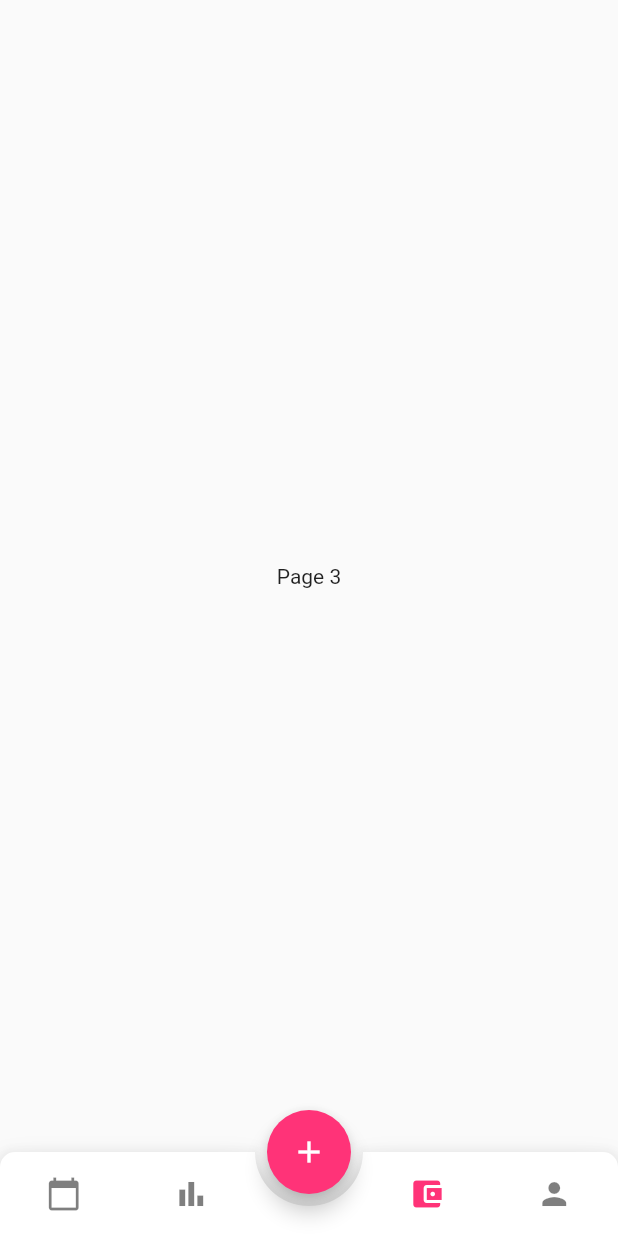
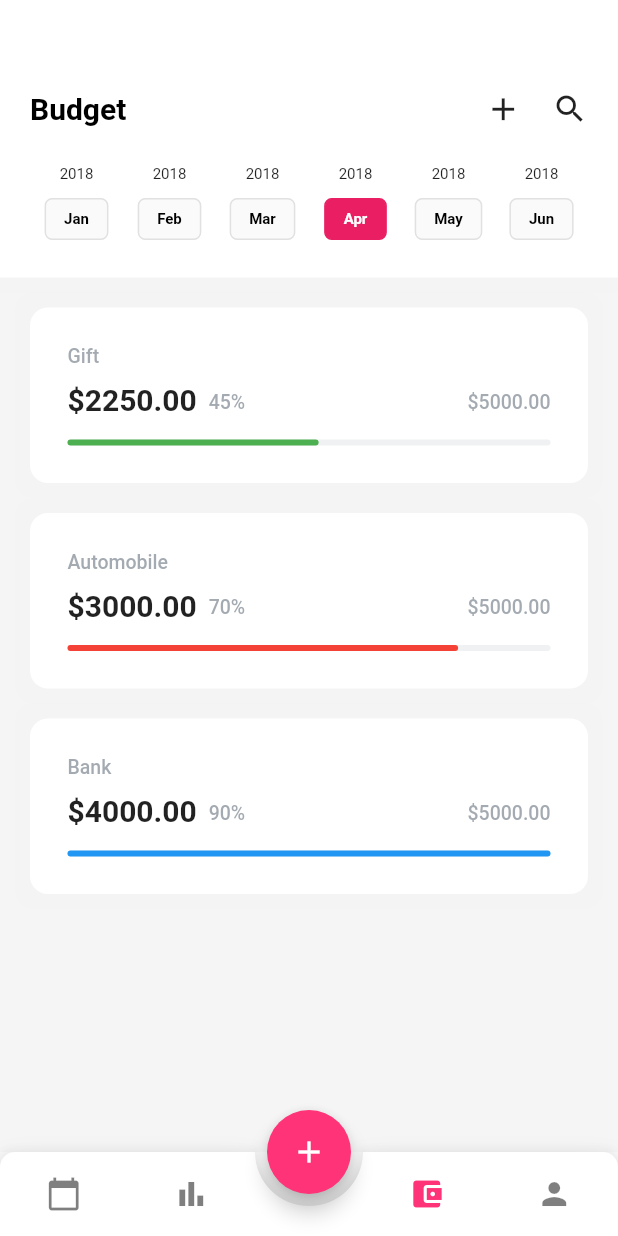
Before and after one commit to SivakaminathanMuthusamy/budget_tracker_ui, a Flutter app: the screen it shows after launch, item 3 of the bottom bar chosen, on a phone screen of 412 x 824 dp. Run offline on Flutter 3.47's test engine with Material 2 defaults, Android fonts, the phone set to English and light mode, and no system bars; drawn by our look-alikes of animated_bottom_navigation_bar; our stand-ins replace fl_chart, font_awesome_flutter, percent_indicator.

Commit message:
Final App

```diff
--- /dev/null
+++ b/lib/pages/budget_page.dart
@@ -0,0 +1,260 @@
+import 'package:flutter/material.dart';
+
+class BudgetPage extends StatefulWidget {
+  @override
+  _BudgetPageState createState() => _BudgetPageState();
+}
+
+class _BudgetPageState extends State<BudgetPage> {
+  int activeDay = 3;
+  List budget_json = [
+    {
+      "name": "Gift",
+      "price": "\$2250.00",
+      "label_percentage": "45%",
+      "percentage": 0.45,
+      "color": Colors.green,
+    },
+    {
+      "name": "Automobile",
+      "price": "\$3000.00",
+      "label_percentage": "70%",
+      "percentage": 0.7,
+      "color": Colors.red,
+    },
+    {
+      "name": "Bank",
+      "price": "\$4000.00",
+      "label_percentage": "90%",
+      "percentage": 0.9,
+      "color": Colors.blue,
+    }
+  ];
+  List months = [
+    {"label": "2018", "day": "Jan"},
+    {"label": "2018", "day": "Feb"},
+    {"label": "2018", "day": "Mar"},
+    {"label": "2018", "day": "Apr"},
+    {"label": "2018", "day": "May"},
+    {"label": "2018", "day": "Jun"},
+  ];
+  @override
+  Widget build(BuildContext context) {
+    return Scaffold(
+      backgroundColor: Colors.grey.withOpacity(0.05),
+      body: getBody(),
+    );
+  }
+
+  Widget getBody() {
+    var size = MediaQuery.of(context).size;
+
+    return SingleChildScrollView(
+      child: Column(
+        children: [
+          Container(
+            decoration: BoxDecoration(color: Colors.white, boxShadow: [
+              BoxShadow(
+                color: Colors.grey.withOpacity(0.01),
+                spreadRadius: 10,
+                blurRadius: 3,
+                // changes position of shadow
+              ),
+            ]),
+            child: Padding(
+              padding: const EdgeInsets.only(
+                  top: 60, right: 20, left: 20, bottom: 25),
+              child: Column(
+                children: [
+                  Row(
+                    mainAxisAlignment: MainAxisAlignment.spaceBetween,
+                    children: [
+                      Text(
+                        "Budget",
+                        style: TextStyle(
+                            fontSize: 20,
+                            fontWeight: FontWeight.bold,
+                            color: Colors.black),
+                      ),
+                      Row(
+                        children: [
+                          Icon(
+                            Icons.add,
+                            size: 25,
+                          ),
+                          SizedBox(
+                            width: 20,
+                          ),
+                          Icon(Icons.search)
+                        ],
+                      )
+                    ],
+                  ),
+                  SizedBox(
+                    height: 25,
+                  ),
+                  Row(
+                      crossAxisAlignment: CrossAxisAlignment.start,
+                      children: List.generate(months.length, (index) {
+                        return GestureDetector(
+                          onTap: () {
+                            setState(() {
+                              activeDay = index;
+                            });
+                          },
+                          child: Container(
+                            width: (MediaQuery.of(context).size.width - 40) / 6,
+                            child: Column(
+                              children: [
+                                Text(
+                                  months[index]['label'],
+                                  style: TextStyle(fontSize: 10),
+                                ),
+                                SizedBox(
+                                  height: 10,
+                                ),
+                                Container(
+                                  decoration: BoxDecoration(
+                                      color: activeDay == index
+                                          ? Colors.pink
+                                          : Colors.black.withOpacity(0.02),
+                                      borderRadius: BorderRadius.circular(5),
+                                      border: Border.all(
+                                          color: activeDay == index
+                                              ? Colors.pink
+                                              : Colors.black.withOpacity(0.1))),
+                                  child: Padding(
+                                    padding: const EdgeInsets.only(
+                                        left: 12, right: 12, top: 7, bottom: 7),
+                                    child: Text(
+                                      months[index]['day'],
+                                      style: TextStyle(
+                                          fontSize: 10,
+                                          fontWeight: FontWeight.w600,
+                                          color: activeDay == index
+                                              ? Colors.white
+                                              : Colors.black),
+                                    ),
+                                  ),
+                                )
+                              ],
+                            ),
+                          ),
+                        );
+                      }))
+                ],
+              ),
+            ),
+          ),
+          SizedBox(
+            height: 20,
+          ),
+          Padding(
+            padding: const EdgeInsets.only(left: 20, right: 20),
+            child: Column(
+                children: List.generate(budget_json.length, (index) {
+              return Padding(
+                padding: const EdgeInsets.only(bottom: 20),
+                child: Container(
+                  width: double.infinity,
+                  decoration: BoxDecoration(
+                      color: Colors.white,
+                      borderRadius: BorderRadius.circular(12),
+                      boxShadow: [
+                        BoxShadow(
+                          color: Colors.grey.withOpacity(0.01),
+                          spreadRadius: 10,
+                          blurRadius: 3,
+                          // changes position of shadow
+                        ),
+                      ]),
+                  child: Padding(
+                    padding: EdgeInsets.only(
+                        left: 25, right: 25, bottom: 25, top: 25),
+                    child: Column(
+                      crossAxisAlignment: CrossAxisAlignment.start,
+                      children: [
+                        Text(
+                          budget_json[index]['name'],
+                          style: TextStyle(
+                              fontWeight: FontWeight.w500,
+                              fontSize: 13,
+                              color: Color(0xff67727d).withOpacity(0.6)),
+                        ),
+                        SizedBox(
+                          height: 10,
+                        ),
+                        Row(
+                          mainAxisAlignment: MainAxisAlignment.spaceBetween,
+                          children: [
+                            Row(
+                              children: [
+                                Text(
+                                  budget_json[index]['price'],
+                                  style: TextStyle(
+                                    fontWeight: FontWeight.bold,
+                                    fontSize: 20,
+                                  ),
+                                ),
+                                SizedBox(
+                                  width: 8,
+                                ),
+                                Padding(
+                                  padding: const EdgeInsets.only(top: 3),
+                                  child: Text(
+                                    budget_json[index]['label_percentage'],
+                                    style: TextStyle(
+                                        fontWeight: FontWeight.w500,
+                                        fontSize: 13,
+                                        color:
+                                            Color(0xff67727d).withOpacity(0.6)),
+                                  ),
+                                ),
+                              ],
+                            ),
+                            Padding(
+                              padding: const EdgeInsets.only(top: 3),
+                              child: Text(
+                                "\$5000.00",
+                                style: TextStyle(
+                                    fontWeight: FontWeight.w500,
+                                    fontSize: 13,
+                                    color: Color(0xff67727d).withOpacity(0.6)),
+                              ),
+                            ),
+                          ],
+                        ),
+                        SizedBox(
+                          height: 15,
+                        ),
+                        Stack(
+                          children: [
+                            Container(
+                              width: (size.width - 40),
+                              height: 4,
+                              decoration: BoxDecoration(
+                                  borderRadius: BorderRadius.circular(5),
+                                  color: Color(0xff67727d).withOpacity(0.1)),
+                            ),
+                            Container(
+                              width: (size.width - 40) *
+                                  budget_json[index]['percentage'],
+                              height: 4,
+                              decoration: BoxDecoration(
+                                  borderRadius: BorderRadius.circular(5),
+                                  color: budget_json[index]['color']),
+                            ),
+                          ],
+                        )
+                      ],
+                    ),
+                  ),
+                ),
+              );
+            })),
+          )
+        ],
+      ),
+    );
+  }
+}
--- a/lib/screens/home_screen.dart
+++ b/lib/screens/home_screen.dart
@@ -1,5 +1,7 @@
+import 'package:budget_tracker_app/pages/budget_page.dart';
 import 'package:budget_tracker_app/pages/create_budget_page.dart';
 import 'package:budget_tracker_app/pages/daily_page.dart';
+import 'package:budget_tracker_app/pages/profile_page.dart';
 import 'package:budget_tracker_app/pages/stats_page.dart';
 import 'package:flutter/material.dart';
 import 'package:animated_bottom_navigation_bar/animated_bottom_navigation_bar.dart';
@@ -19,12 +21,8 @@ class _HomeScreenState extends State<HomeScreen> {
         children: [
           DailyPage(),
           StatsPage(),
-          Center(
-            child: Text('Page 3'),
-          ),
-          Center(
-            child: Text('Page 4'),
-          ),
+          BudgetPage(),
+          ProfilePage(),
         ],
       ),
       floatingActionButton: FloatingActionButton(
--- a/pubspec.yaml
+++ b/pubspec.yaml
@@ -31,6 +31,7 @@ dependencies:
   animated_bottom_navigation_bar: ^0.2.1
   fl_chart: ^0.12.2
   font_awesome_flutter: ^8.11.0
+  percent_indicator: "^2.1.7+2"
 
 dev_dependencies:
   flutter_test:
```
Also changed, not shown: lib/pages/profile_page.dart (added, +258 -0 lines), pubspec.lock.
